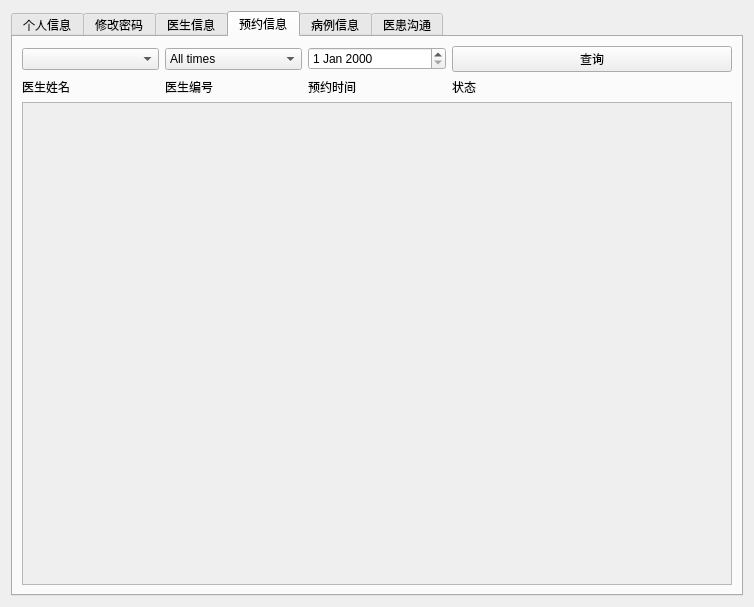
Qt form src/patient-client/src/mainwindow.ui (bit-cs-practicing/MedicalIntelligence) before a commit.
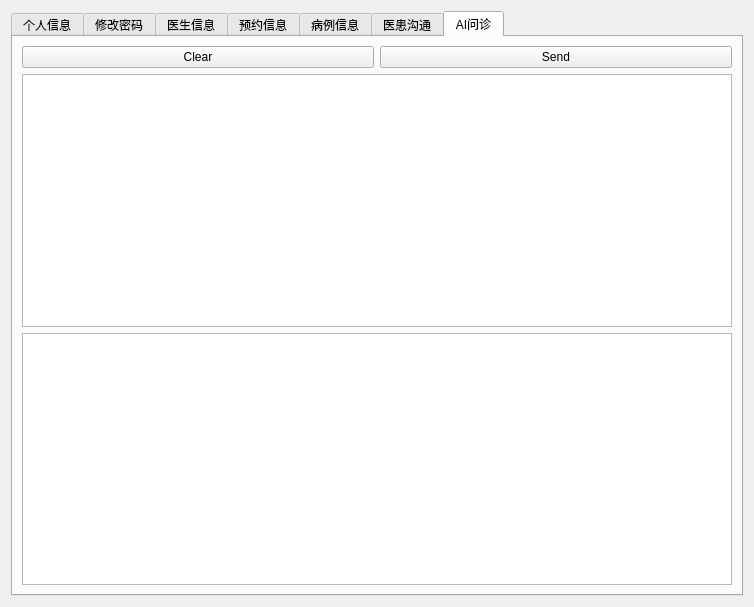
The same form after that commit.

Commit message: feat(patient-client/view): add ai chat ui

The edit to the form file:
```diff
--- a/src/patient-client/src/mainwindow.ui
+++ b/src/patient-client/src/mainwindow.ui
@@ -20,7 +20,7 @@
       <string>&lt;html&gt;&lt;head/&gt;&lt;body&gt;&lt;p&gt;&lt;br/&gt;&lt;/p&gt;&lt;/body&gt;&lt;/html&gt;</string>
      </property>
      <property name="currentIndex">
-      <number>3</number>
+      <number>6</number>
      </property>
      <widget class="QWidget" name="tab">
       <attribute name="title">
@@ -416,6 +416,33 @@
        </item>
       </layout>
      </widget>
+     <widget class="QWidget" name="tab_7">
+      <attribute name="title">
+       <string>AI问诊</string>
+      </attribute>
+      <layout class="QGridLayout" name="gridLayout_8">
+       <item row="0" column="0">
+        <widget class="QPushButton" name="aiClearBtn">
+         <property name="text">
+          <string>Clear</string>
+         </property>
+        </widget>
+       </item>
+       <item row="0" column="1">
+        <widget class="QPushButton" name="aiSendBtn">
+         <property name="text">
+          <string>Send</string>
+         </property>
+        </widget>
+       </item>
+       <item row="1" column="0" colspan="2">
+        <widget class="QTextEdit" name="aiSend"/>
+       </item>
+       <item row="2" column="0" colspan="2">
+        <widget class="QTextBrowser" name="aiRecieve"/>
+       </item>
+      </layout>
+     </widget>
     </widget>
    </item>
   </layout>
```
The commit also changes 2 other files.
